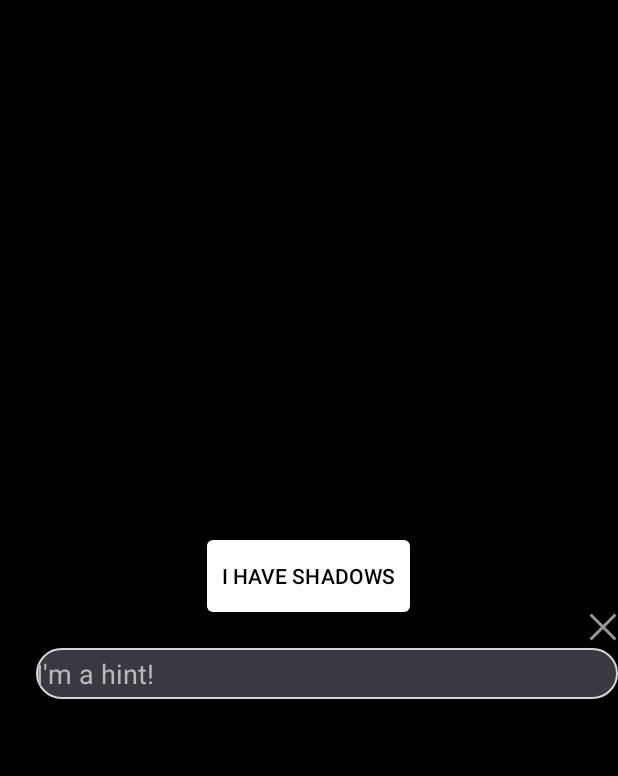
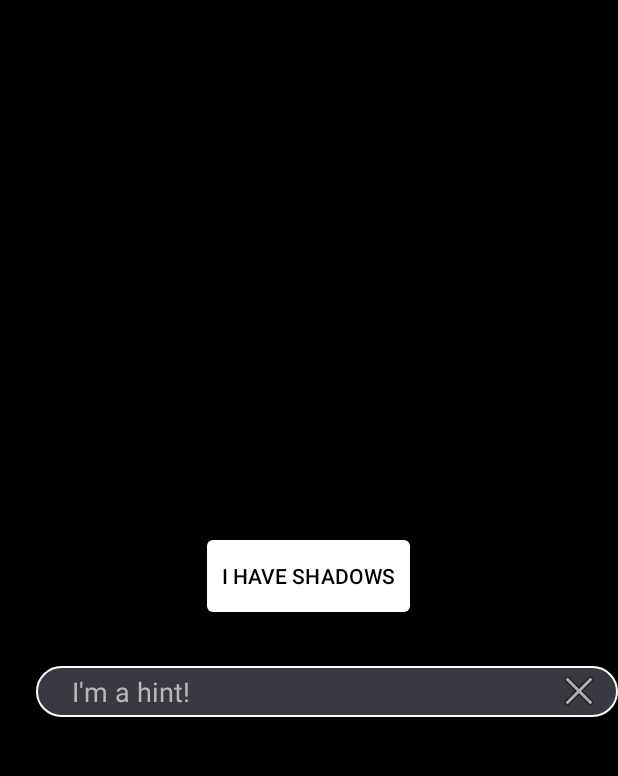
Before and after one commit to chemouna/ShadowsElevations, an Android app: the screen it shows after launch (MainActivity), on a phone screen of 412 x 824 dp, the part 84-860 px from its top. Run offline under Robolectric (Android 15) with nearby library versions, the phone set to English and light mode, and no system bars.

Commit message:
Better styling.

```diff
--- a/app/src/main/java/com/mounacheikhna/shadowselevations/MainActivity.kt
+++ b/app/src/main/java/com/mounacheikhna/shadowselevations/MainActivity.kt
@@ -8,7 +8,6 @@ class MainActivity : AppCompatActivity() {
     override fun onCreate(savedInstanceState: Bundle?) {
         super.onCreate(savedInstanceState)
         setContentView(R.layout.activity_main)
-
     }
 
 }
--- a/app/src/main/res/drawable/et_bg.xml
+++ b/app/src/main/res/drawable/et_bg.xml
@@ -3,5 +3,5 @@
     android:shape="rectangle" android:padding="10dp">
     <solid android:color="#393a41"/>
     <corners android:radius="20dp"/>
-    <stroke android:color="@color/white" android:width="1dp"/>
+    <stroke android:color="@android:color/white" android:width="1dp"/>
 </shape>
--- a/app/src/main/res/layout/activity_main.xml
+++ b/app/src/main/res/layout/activity_main.xml
@@ -21,31 +21,37 @@
         android:textColor="@android:color/black"
         app:elevation="2dp" />
 
-    <FrameLayout
+    <RelativeLayout
         android:layout_width="match_parent"
         android:layout_height="wrap_content"
-        android:layout_below="@id/button">
+        android:layout_below="@id/button"
+        android:layout_marginTop="36dp"
+        android:layout_marginLeft="24dp"
+        android:background="@drawable/et_bg">
 
         <EditText
             android:layout_width="match_parent"
             android:layout_height="34dp"
             android:layout_marginLeft="24dp"
-            android:layout_marginTop="24dp"
-            android:background="@drawable/et_bg"
+            android:layout_centerVertical="true"
             android:hint="I'm a hint!"
             android:textColorHint="#b9b9bc"
             android:importantForAutofill="noExcludeDescendants"
-            android:textSize="18sp"/>
+            android:textSize="18sp"
+            android:background="@android:color/transparent"/>
 
         <ImageButton
             android:id="@+id/clear_button"
             android:layout_width="20dp"
             android:layout_height="20dp"
-            android:layout_gravity="end"
+            android:layout_marginRight="16dp"
+            android:layout_alignParentEnd="true"
+            android:layout_alignParentRight="true"
+            android:layout_centerVertical="true"
             android:background="@drawable/fancy_panel_ripple"
             android:src="@android:drawable/ic_menu_close_clear_cancel" />
 
-    </FrameLayout>
+    </RelativeLayout>
 
 
 </RelativeLayout>
```
